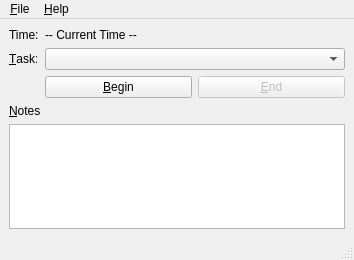
This is timekeeper.ui in robinrowe/timekeeper as Qt 5 draws it before an edit. The edited form follows.
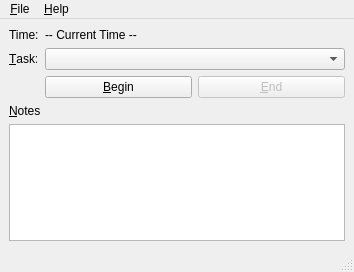
This is the edited form.

Patch:
```diff
--- a/timekeeper.ui
+++ b/timekeeper.ui
@@ -7,7 +7,7 @@
     <x>0</x>
     <y>0</y>
     <width>354</width>
-    <height>260</height>
+    <height>272</height>
    </rect>
   </property>
   <property name="windowTitle">
```
Left out of the diff: 16 changed lines with no effect on the pictures.
